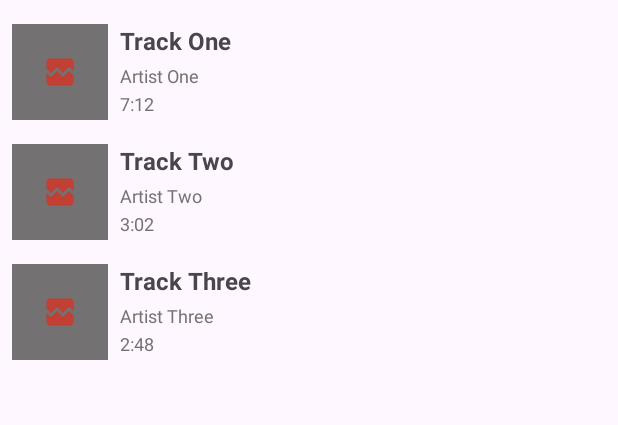
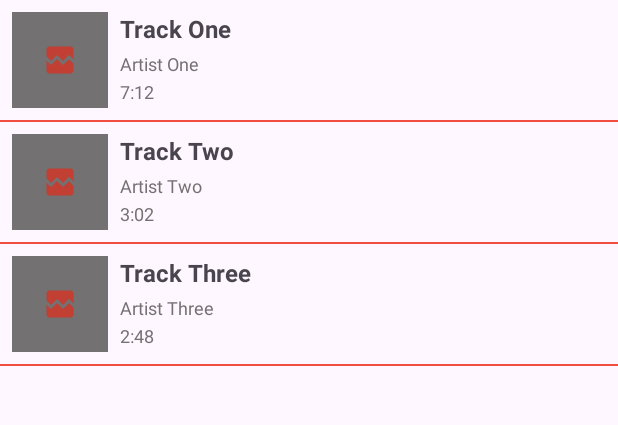
Before and after one commit to Rizqanmr/MusicApp, an Android app: the screen it shows after launch (MainActivity), on a phone screen of 412 x 824 dp, the part 96-521 px from its top. Run offline under Robolectric (Android 15) with nearby library versions, the phone set to English and light mode, and no system bars; our stand-ins replace Dagger/Hilt's generated code, data binding; pictures from the network do not load.

Commit message:
add divider item decoration on recyclerview

```diff
--- a/app/src/main/java/com/rizqanmr/musicapp/view/MainActivity.kt
+++ b/app/src/main/java/com/rizqanmr/musicapp/view/MainActivity.kt
@@ -2,6 +2,7 @@ package com.rizqanmr.musicapp.view
 
 import androidx.appcompat.app.AppCompatActivity
 import android.os.Bundle
+import androidx.recyclerview.widget.DividerItemDecoration
 import androidx.recyclerview.widget.LinearLayoutManager
 import com.rizqanmr.musicapp.R
 import com.rizqanmr.musicapp.adapter.MusicAdapter
@@ -26,6 +27,9 @@ class MainActivity : AppCompatActivity() {
             layoutManager = LinearLayoutManager(this@MainActivity)
             musicAdapter = MusicAdapter(listMusic)
             adapter = musicAdapter
+            val itemDecoration = DividerItemDecoration(this.context, DividerItemDecoration.VERTICAL)
+            itemDecoration.setDrawable(getDrawable(R.drawable.divider)!!)
+            addItemDecoration(itemDecoration)
         }
 
         musicAdapter.setMusicListener(object : MusicAdapter.MusicListener {
--- /dev/null
+++ b/app/src/main/res/drawable/divider.xml
@@ -0,0 +1,8 @@
+<?xml version="1.0" encoding="utf-8"?>
+<shape xmlns:android="http://schemas.android.com/apk/res/android"
+    android:shape="rectangle">
+    <size
+        android:width="1dp"
+        android:height="1dp" />
+    <solid android:color="@color/light_red" />
+</shape>
--- a/app/src/main/res/layout/activity_main.xml
+++ b/app/src/main/res/layout/activity_main.xml
@@ -23,7 +23,6 @@
         android:layout_height="@dimen/dp0"
         android:clipToPadding="false"
         android:overScrollMode="never"
-        android:paddingVertical="@dimen/dp8"
         app:layout_constraintBottom_toBottomOf="parent"
         app:layout_constraintEnd_toEndOf="parent"
         app:layout_constraintStart_toStartOf="parent"
```
